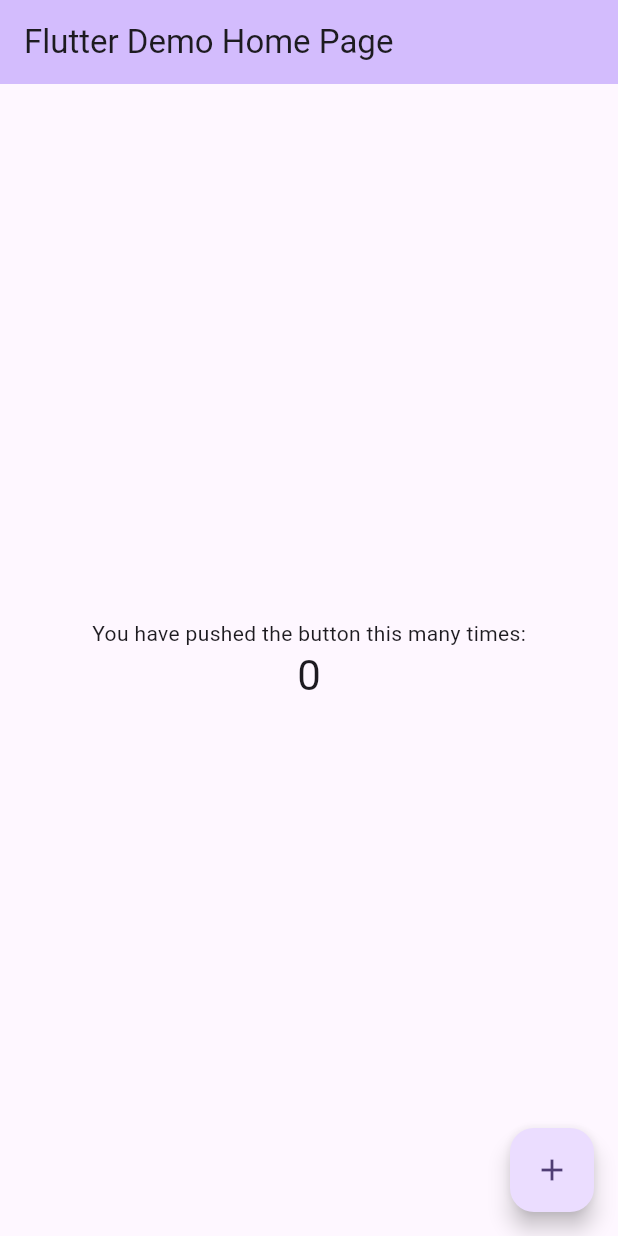
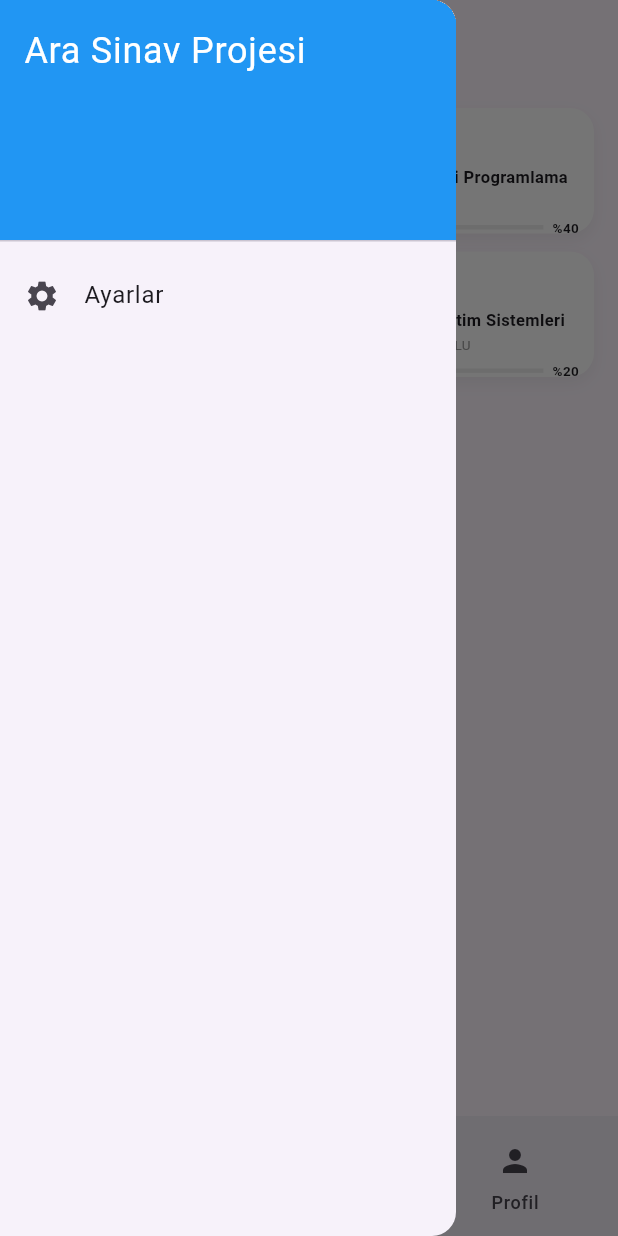
Before and after one commit to mr-isik/vize-sinavi, a Flutter app: the screen it shows after launch, with the side drawer open (before the commit the screen has no drawer), on a phone screen of 412 x 824 dp. Run offline on Flutter 3.47's test engine with Material 3 defaults, Android fonts, the phone set to English and light mode, and no system bars.

Commit message:
finish app

```diff
--- /dev/null
+++ b/lib/Ekranlar/Kurslar/kurslarsayfasi.dart
@@ -0,0 +1,60 @@
+import 'package:flutter/material.dart';
+import 'package:myapp/KartlarveModeller/kurskarti.dart';
+import 'package:myapp/KartlarveModeller/kursmodeli.dart';
+
+class KurslarSayfasi extends StatelessWidget {
+  const KurslarSayfasi({super.key});
+
+  static const List<KursModeli> kursListesi = [
+  KursModeli(
+    KursAdi: "Mobil Uygulama Geliştirme",
+    EgitmenAdi: "Dr. Hakan GENÇOĞLU",
+    IlerlemeOrani: 0.65,
+    KursIkonu: Icons.smart_toy_outlined,
+  ),
+  KursModeli(
+    KursAdi: "Nesne Yönelimli Programlama",
+    EgitmenAdi: "Dr. Volkan ÇETİN",
+    IlerlemeOrani: 0.40,
+    KursIkonu: Icons.code,
+  ),
+  KursModeli(
+    KursAdi: "Veri Yapıları ve Algoritmalar",
+    EgitmenAdi: "Dr. Cevat REŞİT",
+    IlerlemeOrani: 0.85,
+    KursIkonu: Icons.account_tree_outlined,
+  ),
+  KursModeli(
+    KursAdi: "Veritabanı Yönetim Sistemleri",
+    EgitmenAdi: "Dr. Hakan GENÇOĞLU",
+    IlerlemeOrani: 0.20,
+    KursIkonu: Icons.storage_outlined,
+  ),
+  KursModeli(
+    KursAdi: "Yapay Zekaya Giriş",
+    EgitmenAdi: "Dr. Sahra Tilki",
+    IlerlemeOrani: 0.10,
+    KursIkonu: Icons.settings_overscan,
+  ),
+  ];
+
+  @override
+  Widget build(BuildContext context) {
+    return GridView.builder(
+      padding: const EdgeInsets.all(16),
+      itemCount: kursListesi.length,
+      gridDelegate: const SliverGridDelegateWithFixedCrossAxisCount(
+      crossAxisCount: 2,
+      crossAxisSpacing: 12,
+      mainAxisSpacing: 12,
+      childAspectRatio: 2.2,
+    ),
+    itemBuilder: (context, index) {
+
+      final kurs = kursListesi[index];
+
+      return KursKarti(Kursverisi: kurs);
+    },
+    );
+  }
+}
--- /dev/null
+++ b/lib/KartlarveModeller/indexedstack.dart
@@ -0,0 +1,14 @@
+import 'package:flutter/material.dart';
+
+class Yigin extends StatelessWidget {
+  // Tıklanan indeksi ana sayfaya bildirmek için Function kullanıyoruz
+  final List<Widget> Sayfalar;
+  final int Seciliindis;
+
+  const Yigin({super.key, required this.Seciliindis, required this.Sayfalar});
+
+  @override
+  Widget build(BuildContext context) {
+    return IndexedStack(index: Seciliindis, children: Sayfalar);
+  }
+}
--- /dev/null
+++ b/lib/KartlarveModeller/kurskarti.dart
@@ -0,0 +1,87 @@
+import 'package:flutter/material.dart';
+import 'kursmodeli.dart';
+
+// --- ÖZEL KURS KARTI WIDGET'I ---
+class KursKarti extends StatelessWidget {
+  final KursModeli Kursverisi;
+
+  const KursKarti({super.key, required this.Kursverisi});
+
+  @override
+  Widget build(BuildContext context) {
+    return Container(
+      decoration: BoxDecoration(
+        color: Colors.white,
+        borderRadius: BorderRadius.circular(16),
+        boxShadow: [
+          BoxShadow(
+            color: Colors.black.withOpacity(0.05),
+            blurRadius: 8,
+            offset: const Offset(0, 4),
+          ),
+        ],
+      ),
+      child: Padding(
+        padding: const EdgeInsets.symmetric(horizontal: 10.0, vertical: 8.0),
+        child: Column(
+          crossAxisAlignment: CrossAxisAlignment.start,
+          children: [
+            // İkon Bölümü
+            Container(
+              padding: const EdgeInsets.all(6),
+              decoration: BoxDecoration(
+                color: const Color(0xFF2E3B4E).withOpacity(0.1),
+                shape: BoxShape.circle,
+              ),
+              child: Icon(Kursverisi.KursIkonu, color: const Color(0xFF2E3B4E), size: 18),
+            ),
+            const SizedBox(width: 8),
+            // Metin Bilgileri ve İlerleme
+            Expanded(
+              child: Column(
+                mainAxisAlignment: MainAxisAlignment.end,
+                crossAxisAlignment: CrossAxisAlignment.start,
+                children: [
+                  Text(
+                    Kursverisi.KursAdi,
+                    style: const TextStyle(fontWeight: FontWeight.bold, fontSize: 11),
+                    maxLines: 1,
+                    overflow: TextOverflow.ellipsis,
+                  ),
+                  const SizedBox(height: 2),
+                  Text(
+                    Kursverisi.EgitmenAdi,
+                    style: const TextStyle(color: Colors.grey, fontSize: 9),
+                    maxLines: 1,
+                    overflow: TextOverflow.ellipsis,
+                  ),
+                  const SizedBox(height: 4),
+                  Row(
+                    children: [
+                      Expanded(
+                        child: LinearProgressIndicator(
+                          value: Kursverisi.IlerlemeOrani,
+                          backgroundColor: Colors.grey[200],
+                          color: const Color(0xFF5C6BC0),
+                          minHeight: 3,
+                        ),
+                      ),
+                      const SizedBox(width: 6),
+                      Text(
+                        "%${(Kursverisi.IlerlemeOrani * 100).toInt()}",
+                        style: const TextStyle(
+                          fontSize: 9,
+                          fontWeight: FontWeight.bold,
+                        ),
+                      ),
+                    ],
+                  ),
+                ],
+              ),
+            ),
+          ],
+        ),
+      ),
+    );
+  }
+}
--- /dev/null
+++ b/lib/KartlarveModeller/kursmodeli.dart
@@ -0,0 +1,16 @@
+import 'package:flutter/material.dart';
+
+// --- KURS VERİ MODELİ ---
+class KursModeli {
+  final String KursAdi;
+  final String EgitmenAdi;
+  final double IlerlemeOrani;
+  final IconData KursIkonu;
+
+  const KursModeli({
+    required this.KursAdi,
+    required this.EgitmenAdi,
+    required this.IlerlemeOrani,
+    required this.KursIkonu,
+  });
+}
--- /dev/null
+++ b/lib/MenuveBarlar/altmenu.dart
@@ -0,0 +1,22 @@
+import 'package:flutter/material.dart';
+
+class AltMenu extends StatelessWidget {
+  final int aktifIndis;
+  final Function(int) Tiklamafonksiyonu;
+
+  const AltMenu({super.key,
+    required this.aktifIndis,
+    required this.Tiklamafonksiyonu});
+
+  @override
+  Widget build(BuildContext context) {
+    return NavigationBar(destinations: const <Widget>[
+      NavigationDestination(icon: Icon(Icons.copy), label: 'Kurslar'),
+      NavigationDestination(icon: Icon(Icons.calendar_month), label: 'Takvim'),
+      NavigationDestination(icon: Icon(Icons.person), label: 'Profil')
+    ],
+    onDestinationSelected: Tiklamafonksiyonu,
+    selectedIndex: aktifIndis,
+    );
+  }
+}
--- /dev/null
+++ b/lib/MenuveBarlar/yanmenu.dart
@@ -0,0 +1,31 @@
+import 'package:flutter/material.dart';
+import 'package:myapp/Ekranlar/Ayarlar/ayarlarsayfasi.dart';
+
+class YanMenu extends StatelessWidget {
+  const YanMenu({super.key});
+
+  @override
+  Widget build(BuildContext context) {
+    return Drawer(
+      child: ListView(
+        padding: EdgeInsets.zero,
+        children: [
+          const DrawerHeader(decoration: BoxDecoration(color: Colors.blue),
+        child: Text('Ara Sinav Projesi', style: TextStyle(color: Colors.white, fontSize: 24),)),
+
+          ListTile(
+            leading: Icon(Icons.settings),
+            title: Text('Ayarlar'),
+            onTap: () {
+              Navigator.of(context).push(
+                MaterialPageRoute<void>(
+                  builder: (context) => const AyarlarSayfasi(),
+                ),
+              );
+            },
+          )
+        ],
+      )
+    );
+  }
+}
--- a/lib/main.dart
+++ b/lib/main.dart
@@ -1,122 +1,54 @@
 import 'package:flutter/material.dart';
+import 'package:myapp/Ekranlar/Kurslar/kurslarsayfasi.dart';
+import 'package:myapp/Ekranlar/Profil/profilsayfasi.dart';
+import 'package:myapp/KartlarveModeller/indexedstack.dart';
+import 'package:myapp/MenuveBarlar/altmenu.dart';
+import 'package:myapp/MenuveBarlar/yanmenu.dart';
 
 void main() {
-  runApp(const MyApp());
+  runApp(const MaterialApp(
+    home: App()
+  ));
 }
 
-class MyApp extends StatelessWidget {
-  const MyApp({super.key});
+class App extends StatefulWidget {
+  const App({super.key});
 
-  // This widget is the root of your application.
+  @override
+  State<App> createState() => _AppState();
+}
+
+class _AppState extends State<App> {
+  int _seciliIndis = 0;
+
+  final List<Widget> _sayfalar = [
+    const Center(child: KurslarSayfasi()),
+    const Center(child: Text("Akademik Takvim")),
+    const Center(child: ProfilSayfasi()),
+  ];
+
+  final List<String> _basliklar = [
+    'Kurslarım',
+    'Takvim',
+    'Profilim',
+  ];
+
   @override
   Widget build(BuildContext context) {
-    return MaterialApp(
-      title: 'Flutter Demo',
-      theme: ThemeData(
-        // This is the theme of your application.
-        //
-        // TRY THIS: Try running your application with "flutter run". You'll see
-        // the application has a purple toolbar. Then, without quitting the app,
-        // try changing the seedColor in the colorScheme below to Colors.green
-        // and then invoke "hot reload" (save your changes or press the "hot
-        // reload" button in a Flutter-supported IDE, or press "r" if you used
-        // the command line to start the app).
-        //
-        // Notice that the counter didn't reset back to zero; the application
-        // state is not lost during the reload. To reset the state, use hot
-        // restart instead.
-        //
-        // This works for code too, not just values: Most code changes can be
-        // tested with just a hot reload.
-        colorScheme: ColorScheme.fromSeed(seedColor: Colors.deepPurple),
+    return Scaffold(
+      appBar: AppBar(title: Text(
+        _basliklar[_seciliIndis]
+      )),
+      body: Yigin(Seciliindis: _seciliIndis, Sayfalar: _sayfalar),
+      bottomNavigationBar: AltMenu(
+        aktifIndis: _seciliIndis,
+        Tiklamafonksiyonu: (gelenIndis) {
+          setState(() {
+            _seciliIndis = gelenIndis;
+          });
+        },
       ),
-      home: const MyHomePage(title: 'Flutter Demo Home Page'),
+      drawer: YanMenu(),
     );
   }
 }
-
-class MyHomePage extends StatefulWidget {
-  const MyHomePage({super.key, required this.title});
-
-  // This widget is the home page of your application. It is stateful, meaning
-  // that it has a State object (defined below) that contains fields that affect
-  // how it looks.
-
-  // This class is the configuration for the state. It holds the values (in this
-  // case the title) provided by the parent (in this case the App widget) and
-  // used by the build method of the State. Fields in a Widget subclass are
-  // always marked "final".
-
-  final String title;
-
-  @override
-  State<MyHomePage> createState() => _MyHomePageState();
-}
-
-class _MyHomePageState extends State<MyHomePage> {
-  int _counter = 0;
-
-  void _incrementCounter() {
-    setState(() {
-      // This call to setState tells the Flutter framework that something has
-      // changed in this State, which causes it to rerun the build method below
-      // so that the display can reflect the updated values. If we changed
-      // _counter without calling setState(), then the build method would not be
-      // called again, and so nothing would appear to happen.
-      _counter++;
-    });
-  }
-
-  @override
-  Widget build(BuildContext context) {
-    // This method is rerun every time setState is called, for instance as done
-    // by the _incrementCounter method above.
-    //
-    // The Flutter framework has been optimized to make rerunning build methods
-    // fast, so that you can just rebuild anything that needs updating rather
-    // than having to individually change instances of widgets.
-    return Scaffold(
-      appBar: AppBar(
-        // TRY THIS: Try changing the color here to a specific color (to
-        // Colors.amber, perhaps?) and trigger a hot reload to see the AppBar
-        // change color while the other colors stay the same.
-        backgroundColor: Theme.of(context).colorScheme.inversePrimary,
-        // Here we take the value from the MyHomePage object that was created by
-        // the App.build method, and use it to set our appbar title.
-        title: Text(widget.title),
-      ),
-      body: Center(
-        // Center is a layout widget. It takes a single child and positions it
-        // in the middle of the parent.
-        child: Column(
-          // Column is also a layout widget. It takes a list of children and
-          // arranges them vertically. By default, it sizes itself to fit its
-          // children horizontally, and tries to be as tall as its parent.
-          //
-          // Column has various properties to control how it sizes itself and
-          // how it positions its children. Here we use mainAxisAlignment to
-          // center the children vertically; the main axis here is the vertical
-          // axis because Columns are vertical (the cross axis would be
-          // horizontal).
-          //
-          // TRY THIS: Invoke "debug painting" (choose the "Toggle Debug Paint"
-          // action in the IDE, or press "p" in the console), to see the
-          // wireframe for each widget.
-          mainAxisAlignment: MainAxisAlignment.center,
-          children: <Widget>[
-            const Text('You have pushed the button this many times:'),
-            Text(
-              '$_counter',
-              style: Theme.of(context).textTheme.headlineMedium,
-            ),
-          ],
-        ),
-      ),
-      floatingActionButton: FloatingActionButton(
-        onPressed: _incrementCounter,
-        tooltip: 'Increment',
-        child: const Icon(Icons.add),
-      ), // This trailing comma makes auto-formatting nicer for build methods.
-    );
-  }
-}
```
Also changed, not shown: lib/Ekranlar/Ayarlar/ayarbasligi.dart (added, +21 -0 lines), lib/Ekranlar/Ayarlar/ayardegistirmesatiri.dart (added, +27 -0 lines), lib/Ekranlar/Ayarlar/ayarlarsayfasi.dart (added, +67 -0 lines), lib/Ekranlar/Ayarlar/ayarsatiri.dart (added, +25 -0 lines), lib/Ekranlar/Ayarlar/kullaniciozetikarti.dart (added, +40 -0 lines), lib/Ekranlar/Profil/profilsayfasi.dart (added, +33 -0 lines), 2 other files.
